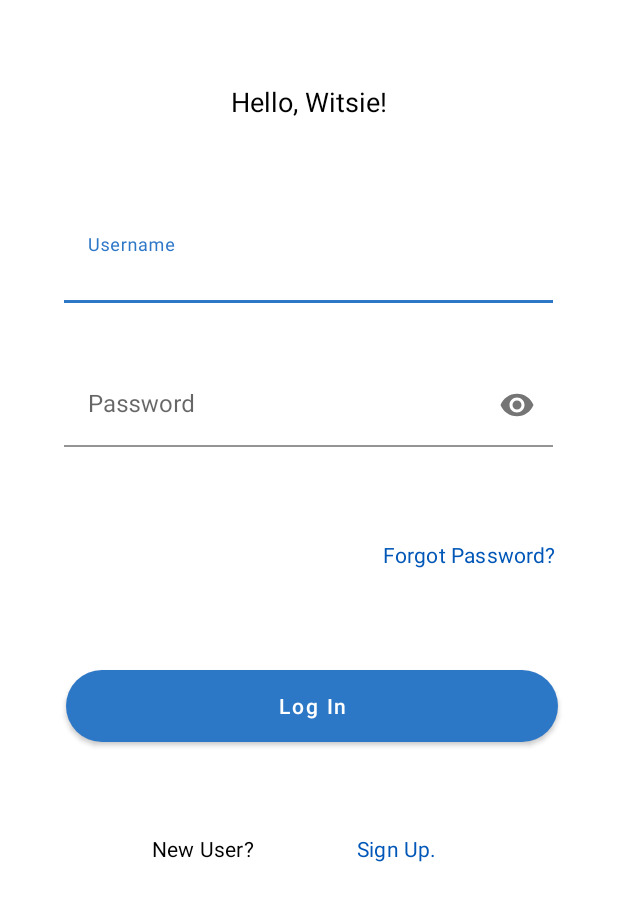
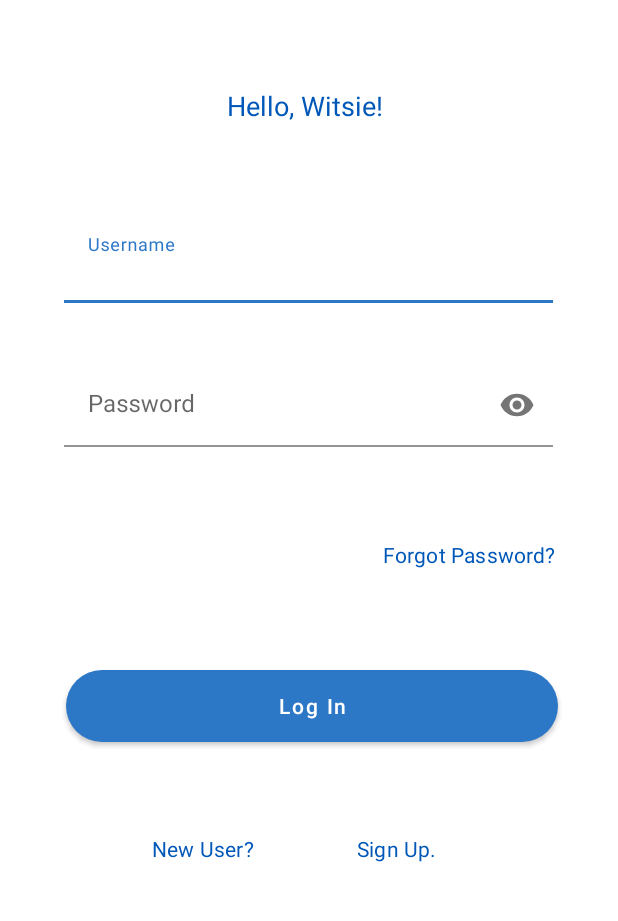
Before and after one commit to KatlehoWMphuthi/Wits_Social, an Android app: the SignInActivity screen opened directly, with no data from a screen before it, on a phone screen of 412 x 824 dp, the part 295-1216 px from its top. Run offline under Robolectric (Android 15) with nearby library versions, the phone set to English and light mode, and no system bars; our stand-ins replace Firebase (no records; nobody signed in at launch, a user with empty details on screens opened directly).

Commit message:
sign in screen update

```diff
--- a/app/src/main/res/layout/activity_check_mail.xml
+++ b/app/src/main/res/layout/activity_check_mail.xml
@@ -4,7 +4,8 @@
     xmlns:tools="http://schemas.android.com/tools"
     android:layout_width="match_parent"
     android:layout_height="match_parent"
-    tools:context=".check_mail">
+    tools:context=".check_mail"
+    android:background="@color/white">
 
     <TextView
         android:id="@+id/checkmail"
--- a/app/src/main/res/layout/activity_forgot_password.xml
+++ b/app/src/main/res/layout/activity_forgot_password.xml
@@ -4,7 +4,8 @@
     xmlns:tools="http://schemas.android.com/tools"
     android:layout_width="match_parent"
     android:layout_height="match_parent"
-    tools:context=".ForgotPasswordActivity">
+    tools:context=".ForgotPasswordActivity"
+    android:background="@color/white">
 
     <TextView
         android:id="@+id/reset_btn"
--- a/app/src/main/res/layout/activity_sign_in.xml
+++ b/app/src/main/res/layout/activity_sign_in.xml
@@ -4,7 +4,8 @@
     xmlns:tools="http://schemas.android.com/tools"
     android:layout_width="match_parent"
     android:layout_height="match_parent"
-    tools:context=".SignInActivity">
+    tools:context=".SignInActivity"
+    android:background="@color/white">
 
     <ImageView
         android:id="@+id/imageView"
@@ -24,17 +25,20 @@
 
     <TextView
         android:id="@+id/textView"
-        android:layout_width="187dp"
-        android:layout_height="43dp"
+        android:layout_width="240dp"
+        android:layout_height="34dp"
+        android:layout_alignParentTop="true"
+        android:layout_alignParentRight="true"
         android:layout_marginStart="130dp"
         android:layout_marginTop="204dp"
         android:layout_marginEnd="126dp"
         android:layout_marginBottom="412dp"
         android:gravity="center_horizontal|top"
-        android:lineSpacingExtra="3sp"
+        android:lineSpacingExtra="-5sp"
         android:text="@string/welcome_mes"
         android:textAlignment="center"
         android:textAppearance="@style/welcome_mes"
+        android:textColor="#0057B8"
         app:layout_constraintBottom_toBottomOf="parent"
         app:layout_constraintEnd_toEndOf="parent"
         app:layout_constraintHorizontal_bias="0.562"
@@ -162,6 +166,7 @@
         android:lineSpacingExtra="4sp"
         android:text="@string/new_user_si"
         android:textAppearance="@style/new_user_si"
+        android:textColor="#0057B8"
         app:layout_constraintBottom_toBottomOf="parent"
         app:layout_constraintEnd_toEndOf="parent"
         app:layout_constraintHorizontal_bias="0.248"
--- a/app/src/main/res/layout/activity_sign_up.xml
+++ b/app/src/main/res/layout/activity_sign_up.xml
@@ -4,7 +4,8 @@
     xmlns:tools="http://schemas.android.com/tools"
     android:layout_width="match_parent"
     android:layout_height="match_parent"
-    tools:context=".SignUpActivity">
+    tools:context=".SignUpActivity"
+    android:background="@color/white">
 
     <TextView
         android:id="@+id/create_an_a"
--- a/app/src/main/res/layout/activity_welcome.xml
+++ b/app/src/main/res/layout/activity_welcome.xml
@@ -4,7 +4,8 @@
     xmlns:tools="http://schemas.android.com/tools"
     android:layout_width="match_parent"
     android:layout_height="match_parent"
-    tools:context=".WelcomeActivity">
+    tools:context=".WelcomeActivity"
+    android:background="@color/white">
 
 
     <LinearLayout
```
